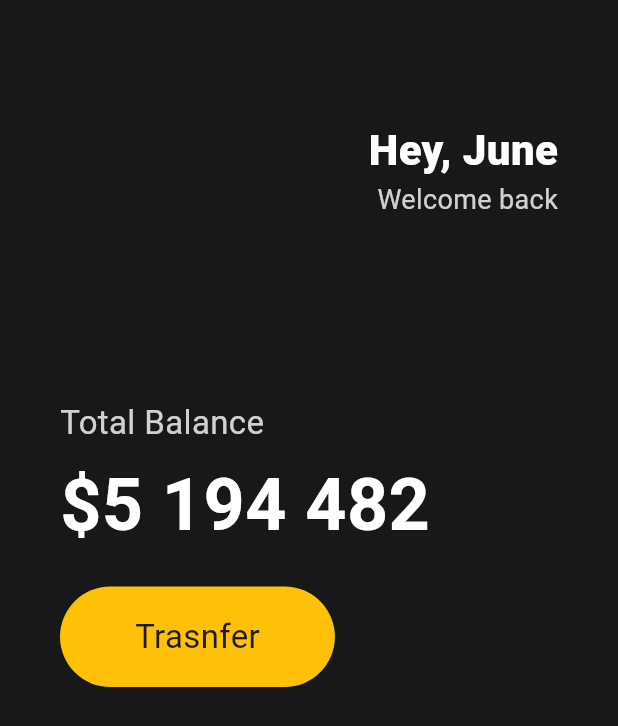
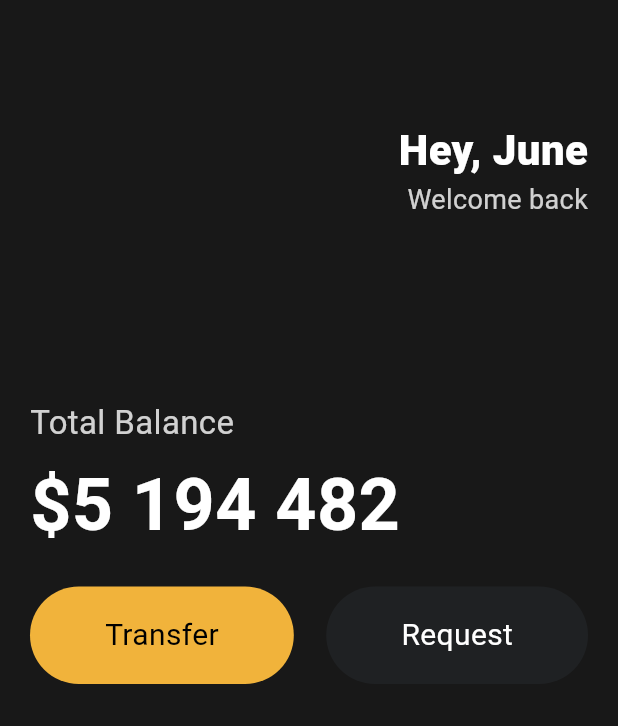
Before and after one commit to jiyeong97/BankApplicationUI, a Flutter app: the screen it shows after launch, on a phone screen of 412 x 824 dp. Shown: the top 726 px of the screen. Run offline on Flutter 3.47's test engine with Material 3 defaults, Android fonts, the phone set to English and light mode, and no system bars.

Commit message:
OwnWideget

```diff
--- a/lib/main.dart
+++ b/lib/main.dart
@@ -1,22 +1,24 @@
 import 'package:flutter/material.dart';
+import 'package:flutter_application_1/widegets/button.dart';
 
 void main() {
-  runApp(App());
+  runApp(const App());
 }
 
-class App extends StatelessWidget{
+class App extends StatelessWidget {
+  const App({super.key});
 
   @override
   Widget build(BuildContext context) {
     return MaterialApp(
       home: Scaffold(
-        backgroundColor: Color(0xFF181818),
+        backgroundColor: const Color(0xFF181818),
         body: Padding(
-          padding: EdgeInsets.symmetric(horizontal: 40),
-          child:Column(
-            crossAxisAlignment:CrossAxisAlignment.start,
+          padding: const EdgeInsets.symmetric(horizontal: 20),
+          child: Column(
+            crossAxisAlignment: CrossAxisAlignment.start,
             children: [
-           SizedBox(
+              const SizedBox(
                 height: 80,
               ),
               Row(
@@ -25,57 +27,58 @@ class App extends StatelessWidget{
                   Column(
                     crossAxisAlignment: CrossAxisAlignment.end,
                     children: [
-                Text('Hey, June',
+                      const Text(
+                        'Hey, June',
                         style: TextStyle(
-                    color:Colors.white,
+                          color: Colors.white,
                           fontSize: 28,
                           fontWeight: FontWeight.w800,
                         ),
                       ),
-                Text('Welcome back',
+                      Text(
+                        'Welcome back',
                         style: TextStyle(
-                    color:Colors.white.withOpacity(0.8),
-                    fontSize: 18
+                            color: Colors.white.withOpacity(0.8), fontSize: 18),
+                      ),
+                    ],
+                  )
+                ],
+              ),
+              const SizedBox(
+                height: 120,
+              ),
+              Text(
+                'Total Balance',
+                style: TextStyle(
+                  fontSize: 22,
+                  color: Colors.white.withOpacity(0.8),
                 ),
               ),
-              ],)
-            ],),
-            SizedBox(height: 120,
+              const SizedBox(
+                height: 5,
               ),
-            Text('Total Balance',
-              style:TextStyle(
-                fontSize: 22,
-                color:Colors.white.withOpacity(0.8),
+              const Text(
+                '\$5 194 482',
+                style: TextStyle(
+                  fontSize: 48,
+                  fontWeight: FontWeight.w600,
+                  color: Colors.white,
                 ),
               ),
-            SizedBox(height: 5,),
-            Text('\$5 194 482',
-              style:TextStyle(
-                fontSize: 48,
-                fontWeight: FontWeight.w600,
-                color:Colors.white,
+              const SizedBox(
+                height: 20,
               ),
-              ),
-              SizedBox(height: 20,),
-              Row(
+              const Row(
+                mainAxisAlignment: MainAxisAlignment.spaceBetween,
                 children: [
-                  Container(
-                    decoration: BoxDecoration(
-                      color: Colors.amber,
-                      borderRadius: BorderRadius.circular(45),
-                    ),
-                    child: Padding(
-                      padding: EdgeInsets.symmetric(
-                        vertical: 18,
-                        horizontal: 50,
-                    ),
-                    child: Text('Trasnfer',
-                    style: TextStyle(
-                      fontSize: 22,
-                    ),
-                    ),
-                    ),
-                  )
+                  Button(
+                      text: 'Transfer',
+                      bgColor: Color(0xFFF1B33B),
+                      textColor: Colors.black,),
+                  Button(
+                      text: 'Request',
+                      bgColor: Color(0xFF1F2123),
+                      textColor: Colors.white,),
                 ],
               )
             ],
@@ -84,5 +87,4 @@ class App extends StatelessWidget{
       ),
     );
   }
-
 }
--- /dev/null
+++ b/lib/widegets/button.dart
@@ -0,0 +1,37 @@
+import 'package:flutter/material.dart';
+
+class Button extends StatelessWidget {
+  final String text;
+  final Color bgColor;
+  final Color textColor;
+
+  const Button({
+    super.key,
+    required this.text,
+    required this.bgColor,
+    required this.textColor,
+  });
+
+  @override
+  Widget build(BuildContext context) {
+    return Container(
+      decoration: BoxDecoration(
+        color: bgColor,
+        borderRadius: BorderRadius.circular(45),
+      ),
+      child: Padding(
+        padding: const EdgeInsets.symmetric(
+          vertical: 18,
+          horizontal: 50,
+        ),
+        child: Text(
+          text,
+          style: TextStyle(
+            color: textColor,
+            fontSize: 20,
+          ),
+        ),
+      ),
+    );
+  }
+}
```
Lines whose indentation alone changed are shown as unchanged.
